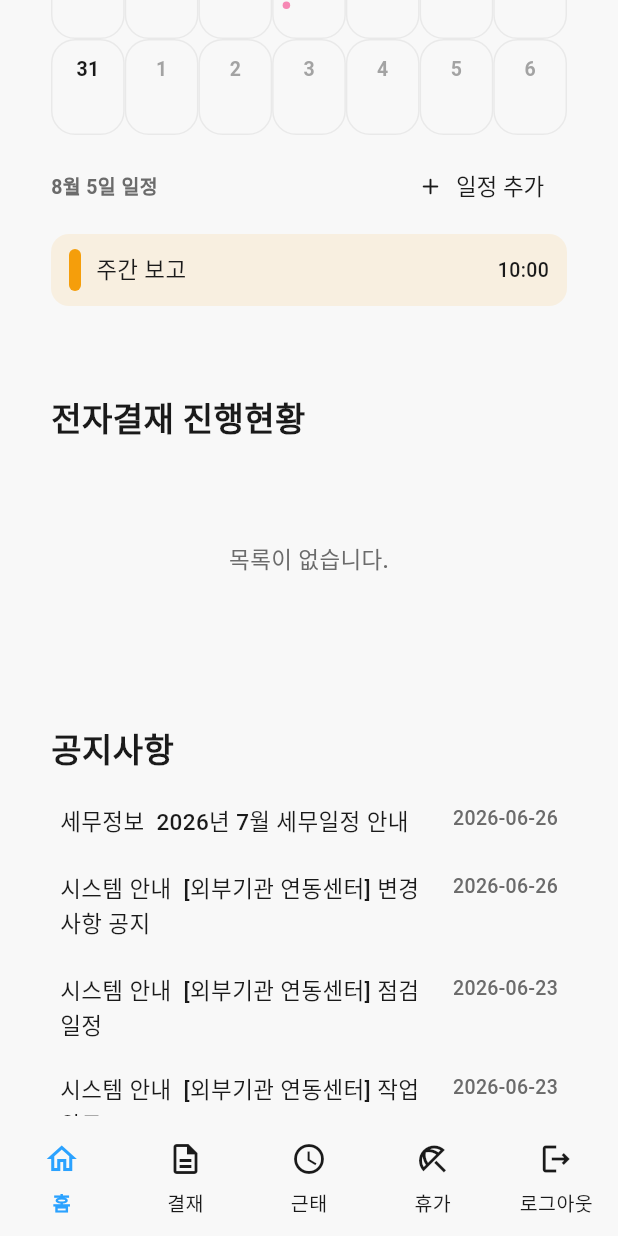
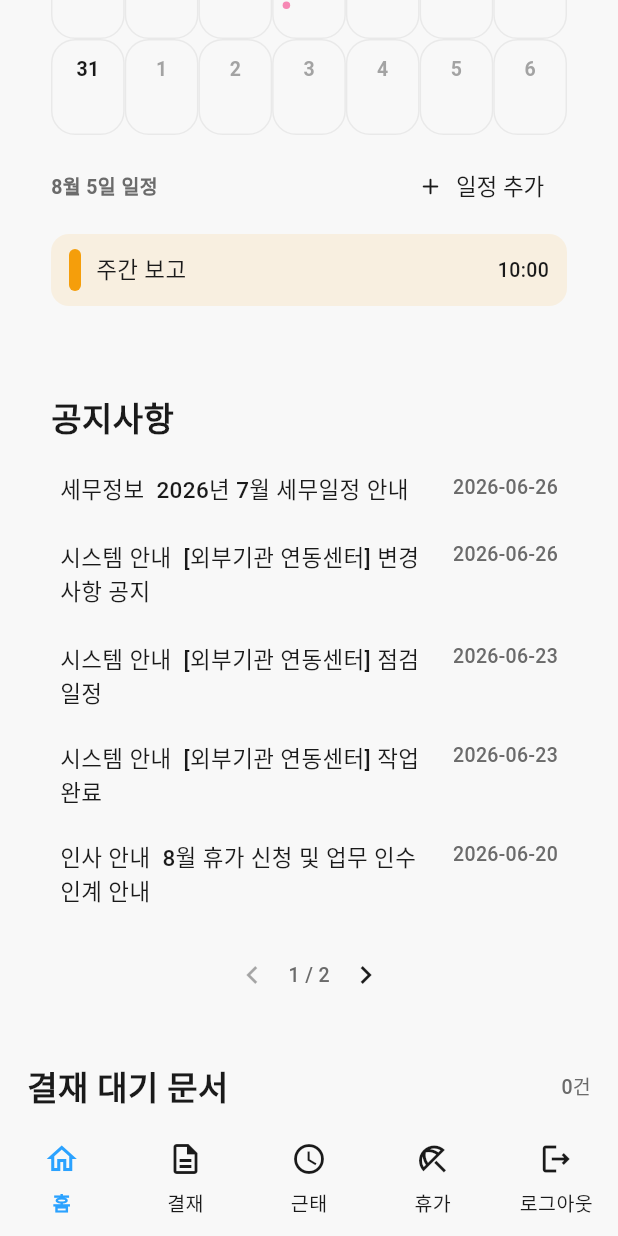
Before and after one commit to jiyun040/the-we-system, a Flutter app: the ApprovalHomePage screen opened directly, scrolled down 576 dp, on a phone screen of 412 x 824 dp. Run offline on Flutter 3.47's test engine with Material 3 defaults, Android fonts, the phone set to English and light mode, and no system bars; drawn by our look-alikes of table_calendar; our stand-ins replace dio, flutter_riverpod, freezed_annotation, go_router; missing offline and left inert: file_saver, file_selector, pdfrx; accounts and stored records are empty; Roboto replaces fonts that are missing (SUIT-Variable).

Commit message:
feat: 홈 공지 및 결재 진행 현황 배치 개선
- 공지사항을 페이지당 최대 5개로 제한
- 이전·다음 공지 탐색 버튼 추가
- 기안 진행 문서를 공지사항 아래로 이동
- 대표 계정의 휴가 결재 대기 영역 추가
- 웹과 모바일 홈 화면 배치 개선

```diff
--- a/lib/features/approval/presentation/pages/home/approval_home_notice.dart
+++ b/lib/features/approval/presentation/pages/home/approval_home_notice.dart
@@ -1,7 +1,15 @@
 part of 'approval_home_page.dart';
 
-class _PortalNoticePanel extends StatelessWidget {
+class _PortalNoticePanel extends StatefulWidget {
   const _PortalNoticePanel();
+
+  @override
+  State<_PortalNoticePanel> createState() => _PortalNoticePanelState();
+}
+
+class _PortalNoticePanelState extends State<_PortalNoticePanel> {
+  static const _pageSize = 5;
+  int page = 0;
 
   static const _items = [
     _PortalNotice(
@@ -27,6 +35,30 @@
       title: '[외부기관 연동센터] 작업 완료',
       date: '2026-06-23',
       body: '연동센터 작업이 완료되어 모든 전자결재 및 근태 메뉴를 정상 이용할 수 있습니다.',
+    ),
+    _PortalNotice(
+      category: '인사 안내',
+      title: '8월 휴가 신청 및 업무 인수인계 안내',
+      date: '2026-06-20',
+      body: '하계 휴가 신청 전 업무 인수인계 내용을 확인해 주세요.',
+    ),
+    _PortalNotice(
+      category: '전자결재',
+      title: '기업업무추진비 기안일 입력 방법 안내',
+      date: '2026-06-18',
+      body: '기업업무추진비 양식은 기안일을 직접 입력할 수 있습니다.',
+    ),
+    _PortalNotice(
+      category: '보안 안내',
+      title: 'OTP 인증번호 관리 주의',
+      date: '2026-06-15',
+      body: '관리자 전환에 사용하는 OTP 번호를 타인에게 공유하지 마세요.',
+    ),
+    _PortalNotice(
+      category: '시스템 안내',
+      title: '모바일 전자결재 화면 개선 안내',
+      date: '2026-06-12',
+      body: '모바일에서 결재 문서와 휴가 내역을 더 편리하게 확인할 수 있도록 개선했습니다.',
     ),
   ];
 
@@ -77,6 +109,9 @@
 
   @override
   Widget build(BuildContext context) {
+    final pageCount = (_items.length / _pageSize).ceil();
+    final start = page * _pageSize;
+    final visibleItems = _items.skip(start).take(_pageSize);
     return LayoutBuilder(
       builder: (context, constraints) {
         final compact = constraints.maxWidth < 340;
@@ -86,7 +121,7 @@
           children: [
             Text('공지사항', style: TheWeTextStyle.title),
             const SizedBox(height: 18),
-            ..._items.map(
+            ...visibleItems.map(
               (item) => Padding(
                 padding: const EdgeInsets.only(bottom: 14),
                 child: InkWell(
@@ -140,6 +175,32 @@
                 ),
               ),
             ),
+            const SizedBox(height: 2),
+            Row(
+              mainAxisAlignment: MainAxisAlignment.center,
+              children: [
+                IconButton(
+                  key: const ValueKey('notice-page-previous'),
+                  tooltip: '이전 공지',
+                  onPressed: page > 0 ? () => setState(() => page--) : null,
+                  icon: const Icon(Icons.chevron_left),
+                ),
+                Text(
+                  '${page + 1} / $pageCount',
+                  style: TheWeTextStyle.caption.copyWith(
+                    color: TheWeColor.black500,
+                  ),
+                ),
+                IconButton(
+                  key: const ValueKey('notice-page-next'),
+                  tooltip: '다음 공지',
+                  onPressed: page < pageCount - 1
+                      ? () => setState(() => page++)
+                      : null,
+                  icon: const Icon(Icons.chevron_right),
+                ),
+              ],
+            ),
           ],
         );
       },
--- a/lib/features/approval/presentation/pages/home/approval_home_overview.dart
+++ b/lib/features/approval/presentation/pages/home/approval_home_overview.dart
@@ -70,85 +70,24 @@
                 );
               },
             ),
-            if (state.isAppEnabled(PortalAppId.approval)) ...[
+          ],
+        );
+        final processingDocuments = state.dashboard.processingDocuments;
+        final rightChild = Column(
+          children: [
+            const _PortalSurface(child: _PortalNoticePanel()),
+            if (state.isAppEnabled(PortalAppId.approval) &&
+                processingDocuments.isNotEmpty) ...[
               const SizedBox(height: 18),
               _PortalSurface(
-                child: Column(
-                  crossAxisAlignment: CrossAxisAlignment.start,
-                  children: [
-                    Text('전자결재 진행현황', style: TheWeTextStyle.title),
-                    const SizedBox(height: 18),
-                    if (state.dashboard.processingDocuments.isEmpty)
-                      SizedBox(
-                        height: 120,
-                        child: Center(
-                          child: Text(
-                            '목록이 없습니다.',
-                            style: TheWeTextStyle.body.copyWith(
-                              color: TheWeColor.black500,
-                            ),
-                          ),
-                        ),
-                      )
-                    else
-                      LayoutBuilder(
-                        builder: (context, constraints) {
-                          final documents = state.dashboard.processingDocuments;
-                          if (constraints.maxWidth < 520) {
-                            return Column(
-                              children: documents
-                                  .take(3)
-                                  .map(
-                                    (document) => Padding(
-                                      padding: const EdgeInsets.only(
-                                        bottom: 10,
-                                      ),
-                                      child: ApprovalMobileDocumentCard(
-                                        document: document,
-                                        onTap: () => context.pushNamed(
-                                          AppRouteName.detail,
-                                          pathParameters: {'id': document.id},
-                                        ),
-                                      ),
-                                    ),
-                                  )
-                                  .toList(),
-                            );
-                          }
-
-                          return SizedBox(
-                            height: 292,
-                            child: ListView.separated(
-                              scrollDirection: Axis.horizontal,
-                              itemCount: documents.length.clamp(0, 4),
-                              separatorBuilder: (context, index) =>
-                                  const SizedBox(width: 12),
-                              itemBuilder: (context, index) {
-                                final document = documents[index];
-                                return ProcessingCard(
-                                  title: document.title,
-                                  drafter: document.drafter,
-                                  date: document.draftedAt,
-                                  form: document.form,
-                                  status: document.status,
-                                  progress: document.progress,
-                                  onTap: () => context.pushNamed(
-                                    AppRouteName.detail,
-                                    pathParameters: {'id': document.id},
-                                  ),
-                                );
-                              },
-                            ),
-                          );
-                        },
-                      ),
-                  ],
+                child: _DraftProgressSection(
+                  documents: processingDocuments.take(5).toList(),
+                  totalCount: processingDocuments.length,
                 ),
               ),
             ],
           ],
         );
-        const rightChild = _PortalSurface(child: _PortalNoticePanel());
 
         if (stacked) {
           return Column(
--- a/lib/features/approval/presentation/pages/home/approval_home_page.dart
+++ b/lib/features/approval/presentation/pages/home/approval_home_page.dart
@@ -27,6 +27,7 @@
 part 'approval_home_calendar_dialog.dart';
 part 'approval_home_trend.dart';
 part 'approval_home_processing.dart';
+part 'approval_home_leave_approvals.dart';
 
 class ApprovalHomePage extends ConsumerStatefulWidget {
   const ApprovalHomePage({super.key});
@@ -128,6 +129,19 @@
                         child: _PortalOverview(state: approvalState),
                       ),
                     ),
+                    if (approvalState.isAppEnabled(PortalAppId.leave) &&
+                        approvalState.actionableLeaveRequests.isNotEmpty)
+                      SliverPadding(
+                        padding: EdgeInsets.fromLTRB(
+                          isPhone ? 18 : 28,
+                          isPhone ? 18 : 28,
+                          isPhone ? 18 : 28,
+                          0,
+                        ),
+                        sliver: SliverToBoxAdapter(
+                          child: _LeaveApprovalSection(state: approvalState),
+                        ),
+                      ),
                     if (approvalState.isAppEnabled(PortalAppId.approval))
                       SliverPadding(
                         padding: EdgeInsets.fromLTRB(
@@ -146,23 +160,9 @@
                           ),
                         ),
                       ),
-                    if (approvalState.isAppEnabled(PortalAppId.approval))
-                      SliverPadding(
-                        padding: EdgeInsets.fromLTRB(
-                          isPhone ? 18 : 28,
-                          isPhone ? 18 : 28,
-                          isPhone ? 18 : 28,
-                          isPhone ? 18 : 28,
-                        ),
-                        sliver: SliverToBoxAdapter(
-                          child: _DraftProgressSection(
-                            documents: dashboard.processingDocuments
-                                .take(10)
-                                .toList(),
-                            totalCount: dashboard.processingDocuments.length,
-                          ),
-                        ),
-                      ),
+                    SliverToBoxAdapter(
+                      child: SizedBox(height: isPhone ? 18 : 28),
+                    ),
                   ],
                 ),
               ),
```
Also changed, not shown: lib/features/approval/presentation/pages/home/approval_home_leave_approvals.dart (added, +125 -0 lines), 1 other file.
